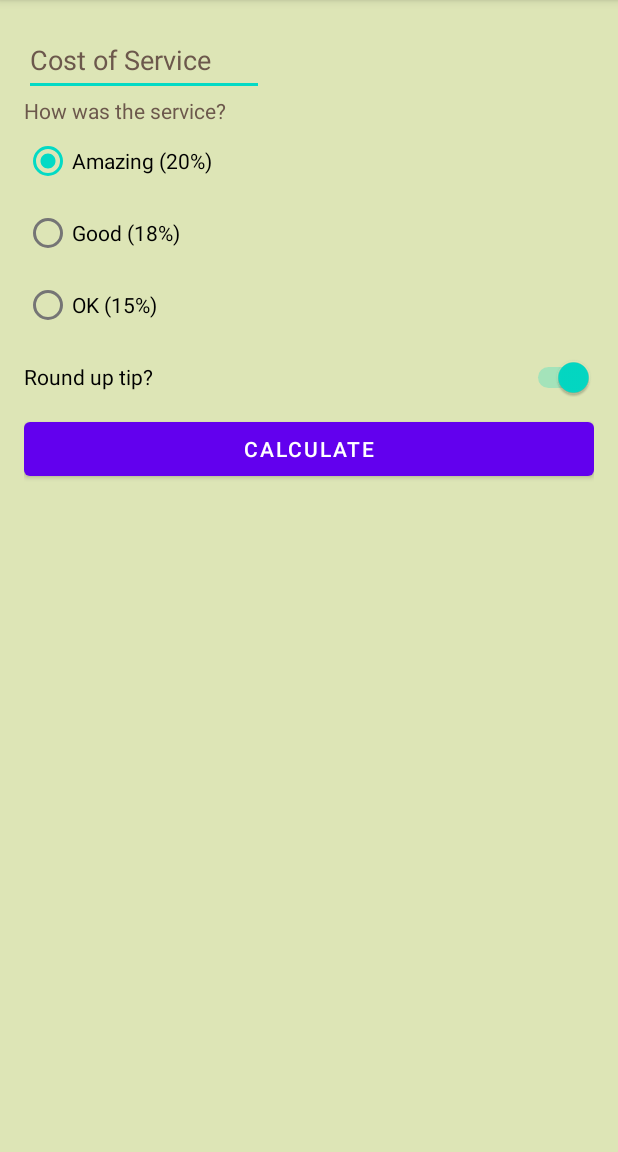
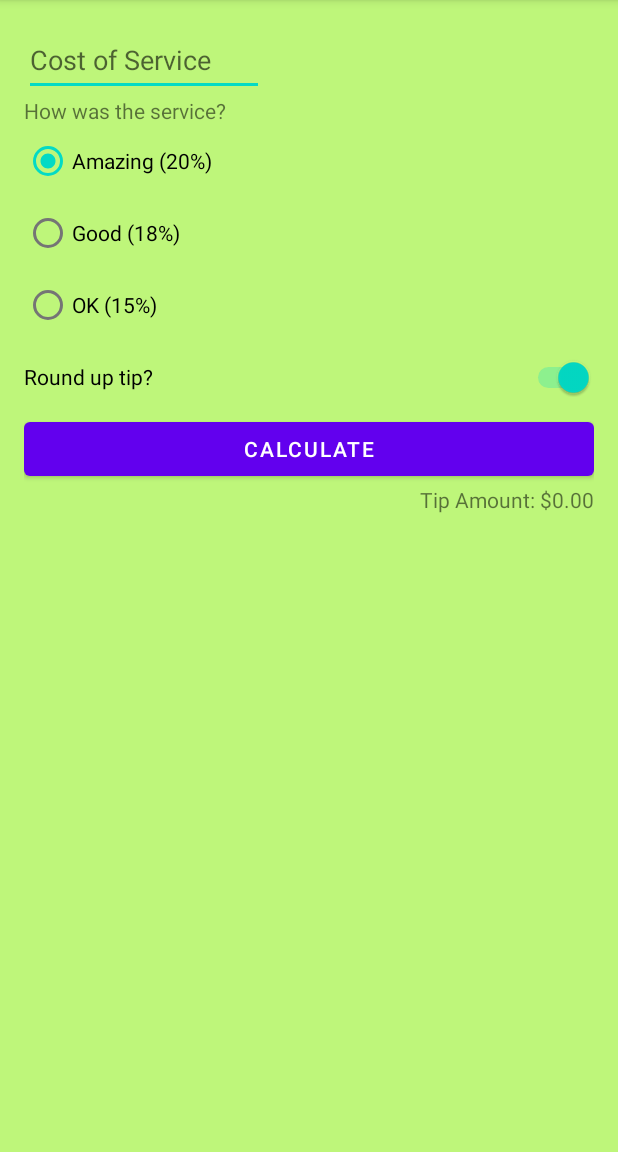
Before and after one commit to RichoHa/android.tiptime.app, an Android app: the screen it shows after launch (MainActivity), after a tap on "CALCULATE", on a phone screen of 412 x 824 dp, the part 84-1236 px from its top. Run offline under Robolectric (Android 15) with nearby library versions, the phone set to English and light mode, and no system bars.

Commit message:
updated theme colours

```diff
--- a/app/src/main/java/com/example/tiptime/MainActivity.kt
+++ b/app/src/main/java/com/example/tiptime/MainActivity.kt
@@ -23,11 +23,11 @@ class MainActivity : AppCompatActivity() {
         //Change the string to a double
         val cost = stringInTextField.toDoubleOrNull()
 
-        if (cost == null) {
-            binding.tipResult.text = ""
+        // If the cost is null or 0, then display 0 tip and exit this function early.
+        if (cost == null || cost == 0.0) {
+            displayTip(0.0)
             return
         }
-
 
         //based on the ID chosen, different double value is saved to tipPercentage
         val tipPercentage = when (binding.tipOptions.checkedRadioButtonId) {
@@ -53,4 +53,10 @@ class MainActivity : AppCompatActivity() {
         binding.tipResult.text = getString(R.string.tip_amount, formattedTip)
     }
 
+    private fun displayTip(tip : Double) {
+        val formattedTip = NumberFormat.getCurrencyInstance().format(tip)
+        binding.tipResult.text = getString(R.string.tip_amount, formattedTip)
+    }
+
+
 }
--- a/app/src/main/res/layout/activity_main.xml
+++ b/app/src/main/res/layout/activity_main.xml
@@ -17,7 +17,6 @@
         android:hint="@string/cost_of_service"
         android:inputType="numberDecimal"
         android:minHeight="48dp"
-        android:textColorHint="@color/dark_brown"
         app:layout_constraintStart_toStartOf="parent"
         app:layout_constraintTop_toTopOf="parent" />
 
@@ -27,7 +26,6 @@
 
         android:layout_height="wrap_content"
         android:text="@string/how_was_the_service"
-        android:textColor="@color/dark_brown"
         app:layout_constraintStart_toStartOf="parent"
         app:layout_constraintTop_toBottomOf="@id/cost_of_service" />
 
@@ -89,7 +87,6 @@
 
         android:layout_height="wrap_content"
         tools:text="Tip Amount: $10"
-        android:textColor="@color/dark_brown"
         app:layout_constraintEnd_toEndOf="parent"
         app:layout_constraintTop_toBottomOf="@id/calculate_button" />
 
--- a/app/src/main/res/values/colors.xml
+++ b/app/src/main/res/values/colors.xml
@@ -7,8 +7,12 @@
     <color name="teal_700">#FF018786</color>
     <color name="black">#FF000000</color>
     <color name="white">#FFFFFFFF</color>
-    <color name="light_green">#dde5b6</color>
-    <color name="dark_green">#adc178</color>
-    <color name="brown">#a98467</color>
-    <color name="dark_brown">#6c584c</color>
+
+    <color name="light_green">#bef67a</color>
+    <color name="green">#8bc34a</color>
+    <color name="dark_green">#5a9216</color>
+
+    <color name="light_blue">#6ec6ff</color>
+    <color name="blue">#2196f3</color>
+    <color name="dark_blue">#0069c0</color>
 </resources>
```
